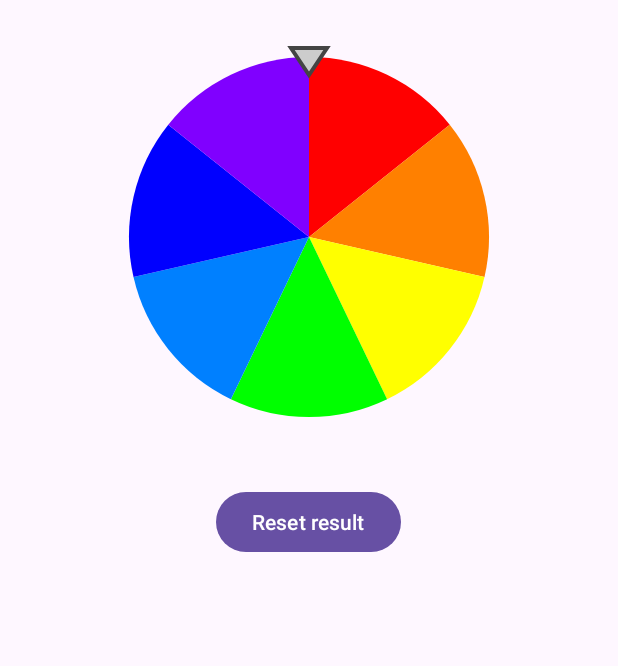
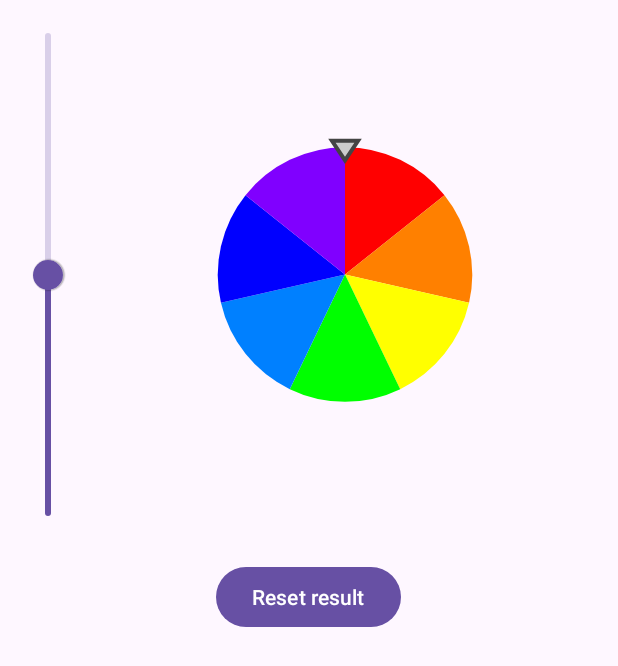
Before and after one commit to Nikololoshka/Aston_intensiv_2, an Android app: the screen it shows after launch (MainActivity), on a phone screen of 412 x 824 dp. Shown: the top 666 px of the screen. Run offline under Robolectric (Android 15) with nearby library versions, the phone set to English and light mode, and no system bars; pictures from the network do not load.

Commit message:
Добавлен VerticalSeekView и возможность изменять размер

```diff
--- a/app/src/main/java/dev/aston/intensiv/nikolay/MainActivity.kt
+++ b/app/src/main/java/dev/aston/intensiv/nikolay/MainActivity.kt
@@ -2,8 +2,10 @@ package dev.aston.intensiv.nikolay
 
 import androidx.appcompat.app.AppCompatActivity
 import android.os.Bundle
+import android.view.MotionEvent
 import android.widget.Button
 import android.widget.ImageView
+import android.widget.ScrollView
 import coil.ImageLoader
 import coil.load
 import coil.request.CachePolicy
@@ -29,6 +31,22 @@ class MainActivity : AppCompatActivity() {
 
         spinDrum = findViewById(R.id.spin_drum)
         spinDrum.setOnSpinResultListener(this::onSpinResult)
+
+        val scrollView: ScrollView = findViewById(R.id.scroll_view)
+        val verticalSeekView: VerticalSeekView = findViewById(R.id.seek_view)
+        verticalSeekView.addOnChangeListener { _, value, _ ->
+            spinDrum.drumFactor = value / 100f
+        }
+        verticalSeekView.setOnTouchListener { v, event ->
+            if(event.action == MotionEvent.ACTION_DOWN || event.action == MotionEvent.ACTION_MOVE) {
+                scrollView.requestDisallowInterceptTouchEvent(true)
+            }
+            if (event.action == MotionEvent.ACTION_UP) {
+                v.performClick()
+                scrollView.requestDisallowInterceptTouchEvent(false)
+            }
+            false
+        }
     }
 
     override fun onSaveInstanceState(outState: Bundle) {
--- a/app/src/main/java/dev/aston/intensiv/nikolay/SpinDrumView.kt
+++ b/app/src/main/java/dev/aston/intensiv/nikolay/SpinDrumView.kt
@@ -63,6 +63,12 @@ class SpinDrumView @JvmOverloads constructor(
 
     private var onSpinResultListener: ((color: DrumColors) -> Unit)? = null
 
+    var drumFactor: Float = 0.5f
+        set(value) {
+            field = value.coerceIn(0f, 1f)
+            requestLayout()
+        }
+
     override fun onMeasure(widthMeasureSpec: Int, heightMeasureSpec: Int) {
         val minWidth = paddingLeft + paddingRight + suggestedMinimumWidth
         val w = resolveSize(minWidth, widthMeasureSpec)
@@ -71,10 +77,11 @@ class SpinDrumView @JvmOverloads constructor(
 
         val centerX = w / 2f
         val centerY = h / 2f
-        val radius = min(w, h) * 0.4f
+        val arrowOffset = min(w, h) * 0.05f * drumFactor
+
+        val radius = (min(w, h) - arrowOffset) * 0.5f * drumFactor
         sectorsBoundRect.set(centerX - radius, centerY - radius, centerX + radius, centerY + radius)
 
-        val arrowOffset = radius * 0.1f
         arrowPath.reset()
         arrowPath.moveTo(centerX, centerY - radius + arrowOffset)
         arrowPath.lineTo(centerX - arrowOffset, centerY - radius - arrowOffset / 2)
--- /dev/null
+++ b/app/src/main/java/dev/aston/intensiv/nikolay/VerticalSeekView.kt
@@ -0,0 +1,55 @@
+package dev.aston.intensiv.nikolay
+
+import android.content.Context
+import android.graphics.Canvas
+import android.util.AttributeSet
+import android.view.MotionEvent
+import com.google.android.material.slider.Slider
+
+
+class VerticalSeekView @JvmOverloads constructor(
+    context: Context,
+    attrs: AttributeSet? = null,
+    defStyleAttr: Int = 0
+) : Slider(context, attrs, defStyleAttr) {
+
+    override fun onSizeChanged(w: Int, h: Int, oldw: Int, oldh: Int) {
+        super.onSizeChanged(h, w, oldh, oldw)
+    }
+
+    @Synchronized
+    override fun onMeasure(widthMeasureSpec: Int, heightMeasureSpec: Int) {
+        super.onMeasure(heightMeasureSpec, widthMeasureSpec)
+        setMeasuredDimension(measuredHeight, measuredWidth)
+    }
+
+    override fun onDraw(c: Canvas) {
+        c.rotate(-90f)
+        c.translate(-height.toFloat(), 0f)
+        super.onDraw(c)
+    }
+
+    override fun performClick(): Boolean {
+        return super.performClick()
+    }
+
+    override fun onTouchEvent(event: MotionEvent): Boolean {
+        if (!isEnabled) {
+            return false
+        }
+
+        if (event.action == MotionEvent.ACTION_UP) {
+            performClick()
+
+            event.setLocation(height - event.y, event.x)
+            return super.onTouchEvent(event)
+        }
+
+        if (event.action == MotionEvent.ACTION_DOWN || event.action == MotionEvent.ACTION_MOVE) {
+            event.setLocation(height - event.y, event.x)
+            return super.onTouchEvent(event)
+        }
+
+        return true
+    }
+}
--- a/app/src/main/res/layout/activity_main.xml
+++ b/app/src/main/res/layout/activity_main.xml
@@ -1,20 +1,40 @@
 <?xml version="1.0" encoding="utf-8"?>
 <ScrollView xmlns:android="http://schemas.android.com/apk/res/android"
+    android:id="@+id/scroll_view"
+    xmlns:app="http://schemas.android.com/apk/res-auto"
     xmlns:tools="http://schemas.android.com/tools"
     android:layout_width="match_parent"
-    android:layout_height="match_parent">
+    android:layout_height="match_parent"
+    tools:context=".MainActivity">
 
     <LinearLayout
         android:layout_width="match_parent"
         android:layout_height="wrap_content"
         android:orientation="vertical"
-        android:padding="8dp"
-        tools:context=".MainActivity">
+        android:padding="8dp">
 
-        <dev.aston.intensiv.nikolay.SpinDrumView
-            android:id="@+id/spin_drum"
+        <LinearLayout
             android:layout_width="match_parent"
-            android:layout_height="300dp" />
+            android:layout_height="350dp"
+            android:orientation="horizontal">
+
+            <dev.aston.intensiv.nikolay.VerticalSeekView
+                android:id="@+id/seek_view"
+                android:layout_width="50dp"
+                android:layout_height="match_parent"
+                android:value="50"
+                android:valueFrom="0"
+                android:valueTo="100"
+                app:labelBehavior="gone"/>
+
+            <dev.aston.intensiv.nikolay.SpinDrumView
+                android:id="@+id/spin_drum"
+                android:layout_width="match_parent"
+                android:layout_height="match_parent"
+                android:visibility="visible" />
+
+        </LinearLayout>
+
 
         <Button
             android:id="@+id/reset_result"
@@ -30,8 +50,9 @@
 
             <dev.aston.intensiv.nikolay.ColorfulTextView
                 android:id="@+id/text_view"
-                android:layout_width="match_parent"
+                android:layout_width="wrap_content"
                 android:layout_height="wrap_content"
+                android:layout_gravity="center"
                 android:visibility="gone" />
 
             <ImageView
@@ -42,7 +63,7 @@
                 android:contentDescription="@null"
                 android:minHeight="300dp"
                 android:src="@drawable/placeholder_loading"
-                android:visibility="gone"/>
+                android:visibility="gone" />
 
         </FrameLayout>
 
```
